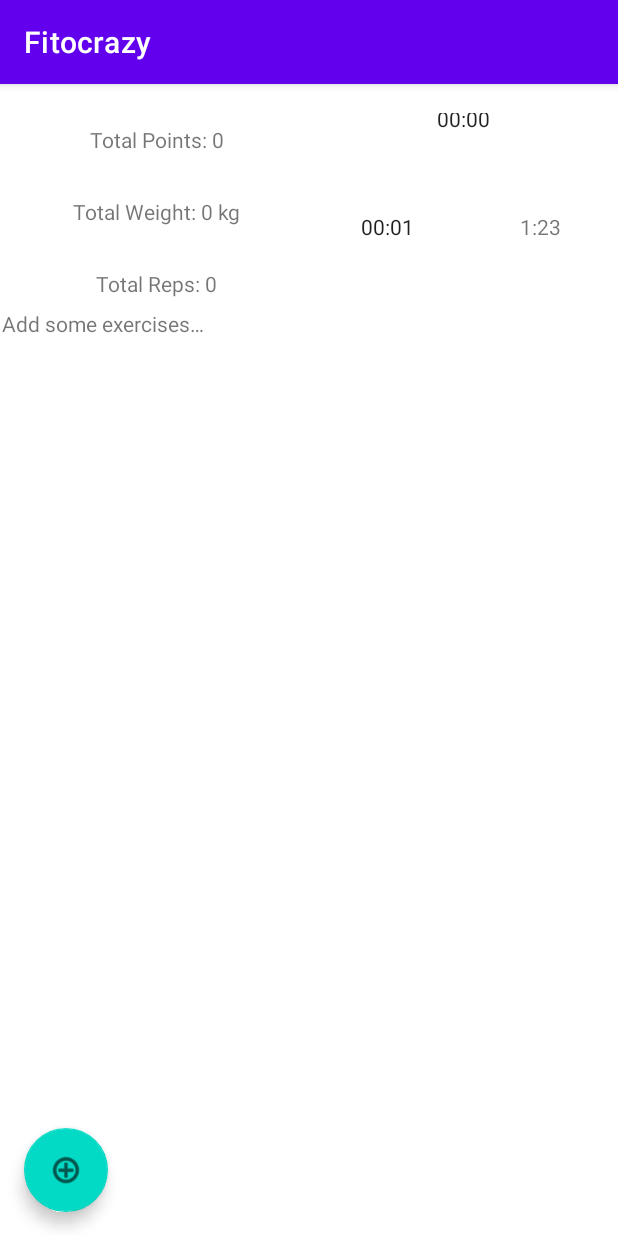
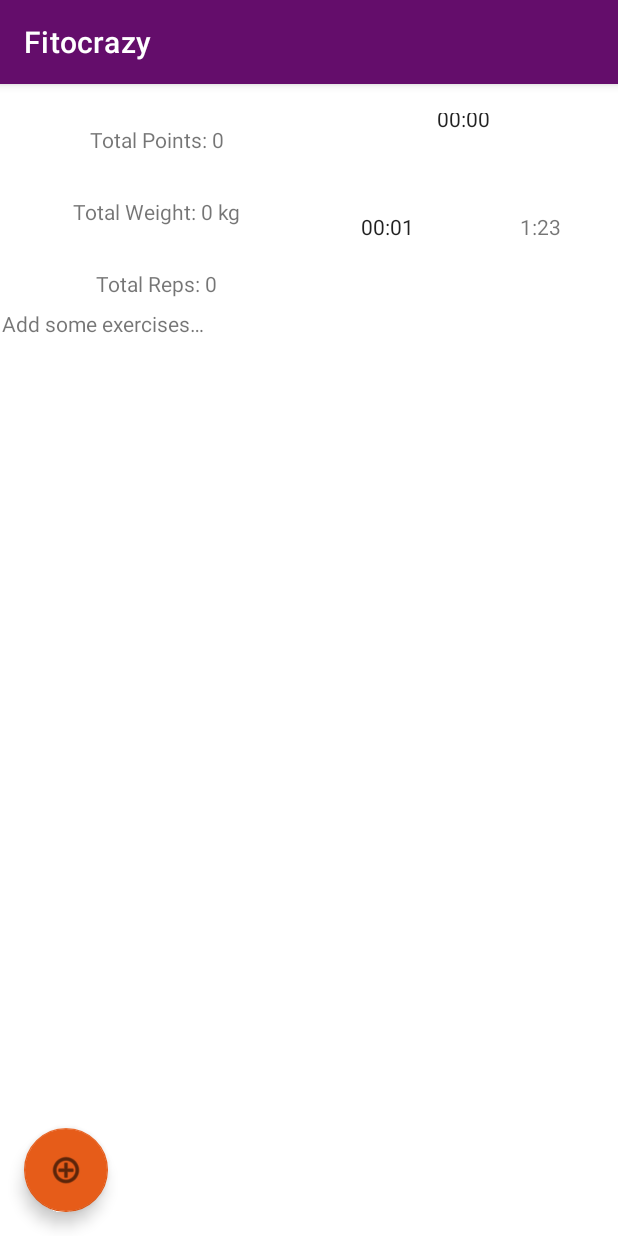
Before and after one commit to OverlordAlex/Fitocrazy, an Android app: the screen it shows after launch (WorkoutActivity), after a tap on "NEW WORKOUT", on a phone screen of 412 x 824 dp. Run offline under Robolectric (Android 15) with nearby library versions, the phone set to English and light mode, and no system bars; our stand-ins replace Room's generated code.

Commit message:
Ensure main page refreshes on return

```diff
--- a/app/src/main/java/com/itsabugnotafeature/fitocrazy/MainActivity.kt
+++ b/app/src/main/java/com/itsabugnotafeature/fitocrazy/MainActivity.kt
@@ -1,15 +1,22 @@
 package com.itsabugnotafeature.fitocrazy
 
+import android.app.Activity
 import android.content.Intent
 import android.os.Bundle
 import android.os.SystemClock
+import android.util.Log
 import android.view.LayoutInflater
 import android.view.View
+import android.view.View.OnClickListener
 import android.view.ViewGroup
+import android.widget.AdapterView.OnItemClickListener
 import android.widget.Button
 import android.widget.Chronometer
 import android.widget.TextView
 import androidx.activity.enableEdgeToEdge
+import androidx.activity.result.ActivityResult
+import androidx.activity.result.ActivityResultLauncher
+import androidx.activity.result.contract.ActivityResultContracts
 import androidx.appcompat.app.AppCompatActivity
 import androidx.core.view.ViewCompat
 import androidx.core.view.WindowInsetsCompat
@@ -26,6 +33,8 @@ import com.itsabugnotafeature.fitocrazy.workout.WorkoutActivity.ExerciseListView
 import com.itsabugnotafeature.fitocrazy.workout.WorkoutActivity.ExerciseListViewAdapter.ViewHolder
 import com.itsabugnotafeature.fitocrazy.workout.WorkoutActivity.ExerciseNotification
 import com.itsabugnotafeature.fitocrazy.workout.WorkoutActivity.ExerciseView
+import kotlinx.coroutines.flow.collectLatest
+import kotlinx.coroutines.flow.flowOn
 import kotlinx.coroutines.runBlocking
 import org.w3c.dom.Text
 import java.time.format.DateTimeFormatter
@@ -39,7 +48,8 @@ class MainActivity : AppCompatActivity() {
     private lateinit var workoutListViewAdapter: WorkoutListViewAdapter
 
     class WorkoutListViewAdapter(
-        private var workoutList: List<Workout>
+        var workoutList: List<Workout>,
+        private val workoutLauncher: ActivityResultLauncher<Intent>
     ) : RecyclerView.Adapter<WorkoutListViewAdapter.ViewHolder>() {
         inner class ViewHolder(itemView: View) : RecyclerView.ViewHolder(itemView) {
             fun bind(
@@ -80,7 +90,7 @@ class MainActivity : AppCompatActivity() {
                 }
 
                 itemView.setOnClickListener {
-                    itemView.context.startActivity(
+                    workoutLauncher.launch(
                         Intent(
                             itemView.context.applicationContext,
                             WorkoutActivity::class.java
@@ -99,15 +109,7 @@ class MainActivity : AppCompatActivity() {
         }
 
         override fun onBindViewHolder(holder: WorkoutListViewAdapter.ViewHolder, position: Int) {
-            // TODO: refetch
             holder.bind(workoutList[position])
-        }
-    }
-
-    override fun onActivityResult(requestCode: Int, resultCode: Int, data: Intent?) {
-        super.onActivityResult(requestCode, resultCode, data)
-        if (data?.getBooleanExtra("dataUpdated", false) == true) {
-            workoutListViewAdapter.notifyDataSetChanged()
         }
     }
 
@@ -124,9 +126,22 @@ class MainActivity : AppCompatActivity() {
         val db = ExerciseDatabase.getInstance(applicationContext)
         val workoutList = runBlocking {
             db.exerciseDao().listWorkouts()
+        }.toMutableList()
+
+        val goToWorkout = registerForActivityResult(ActivityResultContracts.StartActivityForResult()) { result: ActivityResult ->
+            if (result.resultCode == Activity.RESULT_OK) {
+                if (result.data?.getBooleanExtra("dataUpdated", false) == true) {
+                    val workoutId = result.data?.getLongExtra("workoutId", -1) ?: -1L
+                    val position = workoutList.indexOfFirst { it.workoutId == workoutId }
+                    runBlocking {
+                        workoutList[position] = db.exerciseDao().getWorkout(workoutId)!!
+                    }
+                    workoutListViewAdapter.notifyItemChanged(position)
+                }
+            }
         }
 
-        workoutListViewAdapter = WorkoutListViewAdapter(workoutList)
+        workoutListViewAdapter = WorkoutListViewAdapter(workoutList, goToWorkout)
         val workoutListView = findViewById<RecyclerView>(R.id.list_allWorkoutsHomepage)
         workoutListView.layoutManager =
             LinearLayoutManager(this, LinearLayoutManager.VERTICAL, false)
--- a/app/src/main/java/com/itsabugnotafeature/fitocrazy/common/ExerciseDB.kt
+++ b/app/src/main/java/com/itsabugnotafeature/fitocrazy/common/ExerciseDB.kt
@@ -18,6 +18,7 @@ import androidx.room.RoomDatabase
 import androidx.room.Transaction
 import androidx.room.TypeConverters
 import androidx.room.Update
+import kotlinx.coroutines.flow.Flow
 import java.time.LocalDate
 
 enum class ExerciseComponentType {
@@ -192,7 +193,7 @@ interface ExerciseDao {
     @Update
     suspend fun updateWorkout(workout: Workout)
 
-    @Query("SELECT * FROM Workout")
+    @Query("SELECT * FROM Workout ORDER BY date DESC")
     suspend fun listWorkouts(): List<Workout>
 }
 
--- a/app/src/main/java/com/itsabugnotafeature/fitocrazy/workout/WorkoutActivity.kt
+++ b/app/src/main/java/com/itsabugnotafeature/fitocrazy/workout/WorkoutActivity.kt
@@ -52,8 +52,7 @@ import kotlin.math.pow
  *      - bring points to the spinners on exercise type for more flexibility?
  *      - DONE ~~chip group for body parts per exercise~~
  *      - DONE ~~total chip group per exercise~~
- *      - refresh DB workout list on result
- *      - make DB queries live
+ *      - DEON ~~refresh DB workout list on result~~
  *      - handle background running and all on-resume stuff
  *      - allow editing of exercise components
  *      - "enter" when creating a new exercise component does weird stuff (should trim+enter)
@@ -349,14 +348,14 @@ class WorkoutActivity : AppCompatActivity() {
                     .toMutableList()
         }
 
-        exerciseList.forEach {
+        /*exerciseList.forEach {
             it.second.forEach { set ->
                 workout.totalWeight += set.weight * set.reps
                 workout.totalReps += set.reps
                 workout.totalPoints += calculatePoints(it.first.exerciseModelId, set.weight, set.reps)
                 workout.totalSets += 1
             }
-        }
+        }*/
 
         val totalWeightLabel = findViewById<TextView>(R.id.totalWeight)
         val totalRepsLabel = findViewById<TextView>(R.id.totalReps)
@@ -438,6 +437,7 @@ class WorkoutActivity : AppCompatActivity() {
             totalTimeTimer.stop()  // needed?
 
             intent.putExtra("dataUpdated", true)
+            intent.putExtra("workoutId", workout.workoutId)
             setResult(RESULT_OK, intent)
             finish()
         }
--- a/app/src/main/java/com/itsabugnotafeature/fitocrazy/workout/addExercise/AddNewExerciseToWorkoutFragment.kt
+++ b/app/src/main/java/com/itsabugnotafeature/fitocrazy/workout/addExercise/AddNewExerciseToWorkoutFragment.kt
@@ -142,7 +142,7 @@ class AddNewExerciseToWorkoutFragment : DialogFragment(), AdapterView.OnItemSele
         chipList.forEach { chipName ->
             val newChip = Chip(context)
             newChip.text = chipName
-            newChip.setChipBackgroundColorResource(R.color.purple_500)
+            newChip.setChipBackgroundColorResource(R.color.orange_main)
             newChip.isCheckable = true
             newChip.setTextColor(context?.let { ContextCompat.getColor(it, R.color.white) } ?: R.color.white)
 
--- a/app/src/main/res/layout/activity_main.xml
+++ b/app/src/main/res/layout/activity_main.xml
@@ -11,7 +11,10 @@
         android:id="@+id/btn_AddNewWorkout"
         android:layout_width="wrap_content"
         android:layout_height="wrap_content"
+        android:layout_marginRight="6dp"
         android:text="New Workout"
+        android:theme="@style/Button.PurpleAccent"
+        app:cornerRadius="10dp"
         app:layout_constraintEnd_toEndOf="parent"
         app:layout_constraintTop_toTopOf="parent" />
 
--- a/app/src/main/res/layout/workout_row.xml
+++ b/app/src/main/res/layout/workout_row.xml
@@ -7,6 +7,7 @@
     android:layout_margin="4dp"
     android:background="#FFFFFF"
     android:elevation="4dp"
+    android:outlineSpotShadowColor="@color/orange_main"
     android:padding="8dp">
 
     <TextView
@@ -15,6 +16,7 @@
         android:layout_height="wrap_content"
         android:gravity="start|top"
         android:text="TODAY"
+        android:textColor="@color/black"
         android:textSize="42sp"
         app:layout_constraintEnd_toStartOf="@+id/label_workoutNumberExercises"
         app:layout_constraintStart_toStartOf="parent"
--- a/app/src/main/res/values-night/themes.xml
+++ b/app/src/main/res/values-night/themes.xml
@@ -2,12 +2,12 @@
     <!-- Base application theme. -->
     <style name="Theme.Fitocrazy" parent="Theme.MaterialComponents.DayNight.DarkActionBar">
         <!-- Primary brand color. -->
-        <item name="colorPrimary">@color/purple_200</item>
-        <item name="colorPrimaryVariant">@color/purple_700</item>
-        <item name="colorOnPrimary">@color/black</item>
+        <item name="colorPrimary">@color/purple_main</item>
+        <item name="colorPrimaryVariant">@color/purple_accent</item>
+        <item name="colorOnPrimary">@color/white</item>
         <!-- Secondary brand color. -->
-        <item name="colorSecondary">@color/teal_200</item>
-        <item name="colorSecondaryVariant">@color/teal_200</item>
+        <item name="colorSecondary">@color/orange_main</item>
+        <item name="colorSecondaryVariant">@color/orange_accent</item>
         <item name="colorOnSecondary">@color/black</item>
         <!-- Status bar color. -->
         <item name="android:statusBarColor">?attr/colorPrimaryVariant</item>
--- a/app/src/main/res/values/colors.xml
+++ b/app/src/main/res/values/colors.xml
@@ -1,10 +1,12 @@
 <?xml version="1.0" encoding="utf-8"?>
 <resources>
-    <color name="purple_200">#FFBB86FC</color>
-    <color name="purple_500">#FF6200EE</color>
-    <color name="purple_700">#FF3700B3</color>
-    <color name="teal_200">#FF03DAC5</color>
-    <color name="teal_700">#FF018786</color>
-    <color name="black">#FF000000</color>
-    <color name="white">#FFFFFFFF</color>
+    <color name="purple_main">#640D6B</color>
+    <color name="purple_accent">#B51B75</color>
+    <color name="orange_main">#E65C19</color>
+    <color name="orange_accent">#F8D082</color>
+
+    <color name="white">#FFFFFF</color>
+    <color name="black">#000000</color>
+
+
 </resources>
--- a/app/src/main/res/values/themes.xml
+++ b/app/src/main/res/values/themes.xml
@@ -2,12 +2,12 @@
     <!-- Base application theme. -->
     <style name="Theme.Fitocrazy" parent="Theme.MaterialComponents.DayNight.DarkActionBar">
         <!-- Primary brand color. -->
-        <item name="colorPrimary">@color/purple_500</item>
-        <item name="colorPrimaryVariant">@color/purple_700</item>
+        <item name="colorPrimary">@color/purple_main</item>
+        <item name="colorPrimaryVariant">@color/purple_accent</item>
         <item name="colorOnPrimary">@color/white</item>
         <!-- Secondary brand color. -->
-        <item name="colorSecondary">@color/teal_200</item>
-        <item name="colorSecondaryVariant">@color/teal_700</item>
+        <item name="colorSecondary">@color/orange_main</item>
+        <item name="colorSecondaryVariant">@color/orange_accent</item>
         <item name="colorOnSecondary">@color/black</item>
         <!-- Status bar color. -->
         <item name="android:statusBarColor">?attr/colorPrimaryVariant</item>
```
Also changed, not shown: app/src/main/res/values/styles.xml (added, +11 -0 lines).
